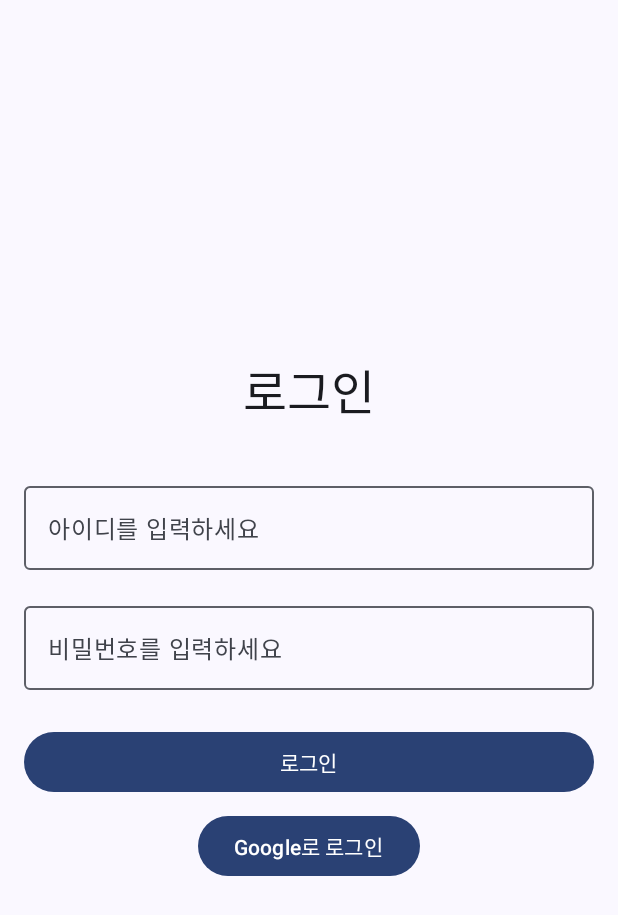
After one commit to AhiamYeong/DGG, an Android app built with Jetpack Compose: the composable LoginScreen shown on its own in the app's theme, on a phone screen of 412 x 824 dp. The commit adds this screen. Shown: the top 915 px of the screen. Run offline under Robolectric (Android 15) with nearby library versions, the phone set to English and light mode, and no system bars; 1 statement that could not run was skipped.

Commit message:
feat: app 관련 기능 추가

```diff
--- a/app/app/src/main/AndroidManifest.xml
+++ b/app/app/src/main/AndroidManifest.xml
@@ -1,7 +1,7 @@
 <?xml version="1.0" encoding="utf-8"?>
 <manifest xmlns:android="http://schemas.android.com/apk/res/android"
+    package="com.ssafy.dgg"
     xmlns:tools="http://schemas.android.com/tools">
-
 
     <!-- 인터넷 권한 추가 -->
     <uses-permission android:name="android.permission.INTERNET" />
--- /dev/null
+++ b/app/app/src/main/java/com/ssafy/dgg/auth/TokenInterceptor.kt
@@ -0,0 +1,6 @@
+package com.ssafy.dgg.auth
+
+/* Retrofit 모든 API 호출에 토큰 자동 추가
+* Authorization: Bearer <token> 헤더 붙이기 */
+class TokenInterceptor {
+}
--- /dev/null
+++ b/app/app/src/main/java/com/ssafy/dgg/ui/screen/LoginScreen.kt
@@ -0,0 +1,100 @@
+package com.ssafy.dgg.ui.screen
+
+import android.util.Log
+import androidx.compose.foundation.layout.Arrangement
+import androidx.compose.foundation.layout.Column
+import androidx.compose.foundation.layout.Spacer
+import androidx.compose.foundation.layout.fillMaxSize
+import androidx.compose.foundation.layout.fillMaxWidth
+import androidx.compose.foundation.layout.height
+import androidx.compose.foundation.layout.padding
+import androidx.compose.material3.Button
+import androidx.compose.material3.MaterialTheme
+import androidx.compose.material3.OutlinedTextField
+import androidx.compose.material3.Text
+import androidx.compose.runtime.Composable
+import androidx.compose.runtime.getValue
+import androidx.compose.runtime.mutableStateOf
+import androidx.compose.runtime.remember
+import androidx.compose.runtime.setValue
+import androidx.compose.ui.Alignment
+import androidx.compose.ui.Modifier
+import androidx.compose.ui.text.input.PasswordVisualTransformation
+import androidx.compose.ui.unit.dp
+
+/* 상태 직접 관리X, 요청을 외부에 전달 -> State Hoisting
+* 버튼 -> googlesigninmanager.signinIntent 실행
+* 결과(Activity result)에서 account.idToken추출 -> viewmodel에 전달
+* isLoggedIn에 따라 로그인 <> 메인화면 전달
+*
+* 인증 실패/로그아웃 플로우
+* 로그아웃 : viewmodel -> tokenstorage.clearToken() -> isloggedin = false
+* 401: tokeninterceptor에서 감지 -> 자동 로그아웃 or refresh token 플로우 추가
+* */
+@Composable
+fun LoginScreen(
+    onLoginSuccess: () -> Unit,
+    // onSignUpClicked: () -> Unit,
+    onGoogleSignInClicked: () -> Unit,
+){
+    // 사용자가 입력한 아이디와 비밀번호를 상태로 관리
+    var userId by remember { mutableStateOf("") }
+    var password by remember { mutableStateOf("") }
+
+    Column (
+        modifier = Modifier
+            .fillMaxSize()
+            .padding(16.dp),
+        horizontalAlignment = Alignment.CenterHorizontally,
+        verticalArrangement = Arrangement.Center
+    ) {
+        Text(
+            text = "로그인",
+            style = MaterialTheme.typography.headlineLarge,
+            color = MaterialTheme.colorScheme.onBackground
+        )
+        Spacer(modifier = Modifier.height(32.dp))
+
+        // 아이디 입력 필드
+        OutlinedTextField(
+            value = userId,
+            onValueChange = { newText : String -> userId = newText },
+            label = { Text("아이디를 입력하세요") },
+            modifier = Modifier.fillMaxWidth()
+        )
+        Spacer(modifier = Modifier.height(16.dp))
+
+        // 비밀번호 입력 필드
+        OutlinedTextField(
+            value = password,
+            onValueChange = { newText : String -> password = newText },
+            label = { Text("비밀번호를 입력하세요") },
+            visualTransformation = PasswordVisualTransformation(), // 비밀번호를 *로 가립니다.
+            modifier = Modifier.fillMaxWidth()
+        )
+        Spacer(modifier = Modifier.height(24.dp))
+
+        // 로그인 버튼
+        Button(
+            onClick = {
+                // TODO: 여기에 실제 로그인 로직(예: API 호출)을 구현합니다.
+                // 현재는 단순히 성공했다고 가정하고 onLoginSuccess 람다를 호출합니다.
+                // 웹뷰로 변경
+                Log.d("LoginFlow", "일반 로그인 버튼 클릭") // 로그 추가
+                onLoginSuccess() // onLoginSuccess 람다 호출
+            },
+            modifier = Modifier.fillMaxWidth()
+        ) {
+            Text("로그인")
+        }
+        Spacer(modifier = Modifier.height(8.dp))
+
+        // google 로그인 버튼 추가
+        Button(
+            onClick = onGoogleSignInClicked
+        ) {
+            Log.d("LoginFlow", "구글 로그인 버튼 클릭")
+            Text("Google로 로그인")
+        }
+    }
+}
--- a/app/app/src/main/java/com/ssafy/dgg/viewModel/TestViewModel.kt
+++ b/app/app/src/main/java/com/ssafy/dgg/viewModel/TestViewModel.kt
@@ -11,11 +11,11 @@ class TestViewModel : ViewModel() {
         viewModelScope.launch {
             try {
                 // API 호출
-                val post = RetrofitClient.testApiService.getPost(postId)
+/*                val post = RetrofitClient.testApiService.getPost(postId)
                 // 성공시 로그 출력
-                println("API 호출 성공: ${post.title}")
+                println("API 호출 성공: ${post.title}")*/
             } catch (e: Exception){
-                println("API 호출 실패: ${e.message}")
+                // println("API 호출 실패: ${e.message}")
             }
         }
     }
```
Also changed, not shown: app/app/build.gradle.kts (+21 -5 lines), app/app/src/main/java/com/ssafy/dgg/MainActivity.kt (+110 -17 lines), app/app/src/main/java/com/ssafy/dgg/auth/GoogleSignInManager.kt (added, +66 -0 lines), app/app/src/main/java/com/ssafy/dgg/auth/TokenStorage.kt (added, +29 -0 lines), app/app/src/main/java/com/ssafy/dgg/model/data/GoogleLoginRequest.kt (added, +8 -0 lines), app/app/src/main/java/com/ssafy/dgg/model/data/TokenResponse.kt (added, +14 -0 lines), app/app/src/main/java/com/ssafy/dgg/model/repository/AuthApi.kt (added, +25 -0 lines), app/app/src/main/java/com/ssafy/dgg/model/repository/AuthRepository.kt (added, +12 -0 lines), app/app/src/main/java/com/ssafy/dgg/model/repository/AuthRepositoryImpl.kt (added, +35 -0 lines), app/app/src/main/java/com/ssafy/dgg/model/repository/api/RetrofitClient.kt (+19 -5 lines), app/app/src/main/java/com/ssafy/dgg/ui/screen/MainScreen.kt (+5 -2 lines), app/app/src/main/java/com/ssafy/dgg/viewModel/LoginState.kt (added, +10 -0 lines), app/app/src/main/java/com/ssafy/dgg/viewModel/LoginViewModel.kt (added, +64 -0 lines).
